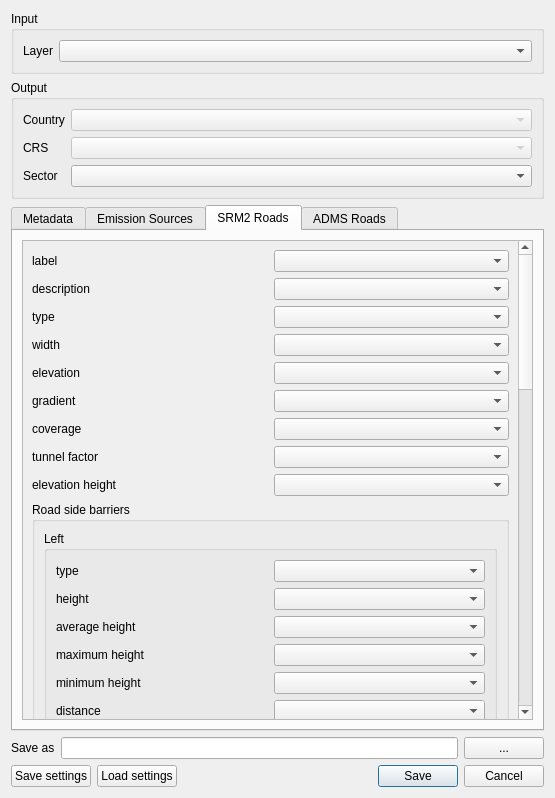
Qt form ImaerPlugin/generate_calc_input_dlg.ui (opengeogroep/AERIUS-QGIS-plugins) before a commit.
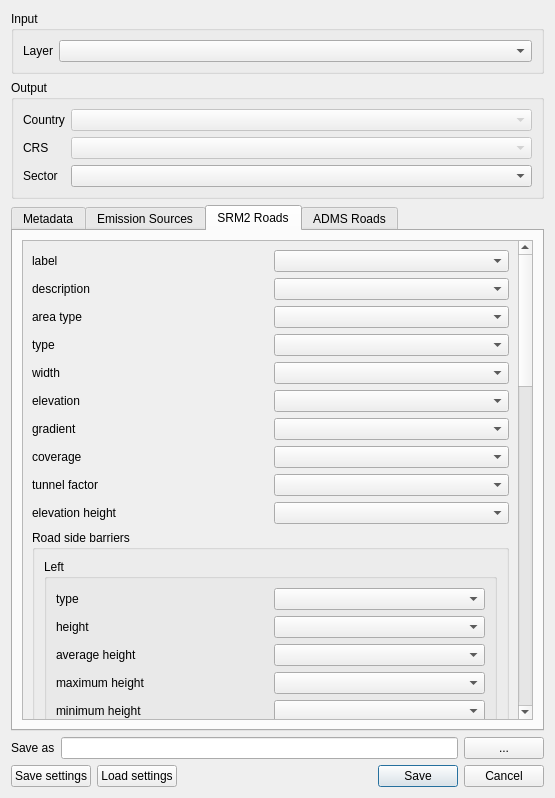
The same form after that commit. Custom widgets are drawn as their Qt base class.

Patch:
```diff
--- a/ImaerPlugin/generate_calc_input_dlg.ui
+++ b/ImaerPlugin/generate_calc_input_dlg.ui
@@ -354,11 +354,11 @@
             <x>0</x>
             <y>0</y>
             <width>499</width>
-            <height>1783</height>
+            <height>1814</height>
            </rect>
           </property>
           <layout class="QGridLayout" name="gridLayout">
-           <item row="11" column="0" colspan="2">
+           <item row="12" column="0" colspan="2">
             <widget class="QGroupBox" name="groupBox_rd_barriers">
              <property name="title">
               <string>Road side barriers</string>
@@ -525,20 +525,20 @@
              </layout>
             </widget>
            </item>
-           <item row="5" column="0">
+           <item row="6" column="0">
             <widget class="QLabel" name="label_rd_gradient">
              <property name="text">
               <string>gradient</string>
              </property>
             </widget>
            </item>
-           <item row="3" column="1">
+           <item row="4" column="1">
             <widget class="QgsFieldComboBox" name="fcb_rd_width"/>
            </item>
            <item row="1" column="1">
             <widget class="QgsFieldComboBox" name="fcb_rd_description"/>
            </item>
-           <item row="14" column="0">
+           <item row="15" column="0">
             <spacer name="verticalSpacer_3">
              <property name="orientation">
               <enum>Qt::Vertical</enum>
@@ -551,23 +551,23 @@
              </property>
             </spacer>
            </item>
-           <item row="2" column="0">
+           <item row="3" column="0">
             <widget class="QLabel" name="label_rd_type">
              <property name="text">
               <string>type</string>
              </property>
             </widget>
            </item>
-           <item row="9" column="1">
+           <item row="10" column="1">
             <widget class="QgsFieldComboBox" name="fcb_rd_elevation_height"/>
            </item>
-           <item row="6" column="1">
+           <item row="7" column="1">
             <widget class="QgsFieldComboBox" name="fcb_rd_coverage"/>
            </item>
-           <item row="4" column="1">
-            <widget class="QgsFieldComboBox" name="fcb_rd_elevation"/>
-           </item>
            <item row="5" column="1">
+            <widget class="QgsFieldComboBox" name="fcb_rd_elevation"/>
+           </item>
+           <item row="6" column="1">
             <widget class="QgsFieldComboBox" name="fcb_rd_gradient"/>
            </item>
            <item row="0" column="0">
@@ -577,7 +577,7 @@
              </property>
             </widget>
            </item>
-           <item row="12" column="0" colspan="2">
+           <item row="13" column="0" colspan="2">
             <widget class="QGroupBox" name="groupBox_rd_vehicles">
              <property name="title">
               <string>Vehicles</string>
@@ -879,7 +879,7 @@
              </layout>
             </widget>
            </item>
-           <item row="6" column="0">
+           <item row="7" column="0">
             <widget class="QLabel" name="label_rd_coverage">
              <property name="text">
               <string>coverage</string>
@@ -889,28 +889,28 @@
            <item row="0" column="1">
             <widget class="QgsFieldComboBox" name="fcb_rd_label"/>
            </item>
-           <item row="3" column="0">
+           <item row="4" column="0">
             <widget class="QLabel" name="label_rd_width">
              <property name="text">
               <string>width</string>
              </property>
             </widget>
            </item>
-           <item row="9" column="0">
+           <item row="10" column="0">
             <widget class="QLabel" name="label_rd_elevation_height">
              <property name="text">
               <string>elevation height</string>
              </property>
             </widget>
            </item>
-           <item row="7" column="0">
+           <item row="8" column="0">
             <widget class="QLabel" name="label_rd_tunnel_factor">
              <property name="text">
               <string>tunnel factor</string>
              </property>
             </widget>
            </item>
-           <item row="15" column="0">
+           <item row="16" column="0">
             <spacer name="verticalSpacer_8">
              <property name="orientation">
               <enum>Qt::Vertical</enum>
@@ -923,7 +923,7 @@
              </property>
             </spacer>
            </item>
-           <item row="13" column="0">
+           <item row="14" column="0">
             <spacer name="verticalSpacer_6">
              <property name="orientation">
               <enum>Qt::Vertical</enum>
@@ -936,17 +936,17 @@
              </property>
             </spacer>
            </item>
-           <item row="7" column="1">
+           <item row="8" column="1">
             <widget class="QgsFieldComboBox" name="fcb_rd_tunnel_factor"/>
            </item>
-           <item row="4" column="0">
+           <item row="5" column="0">
             <widget class="QLabel" name="label_rd_elevation">
              <property name="text">
               <string>elevation</string>
              </property>
             </widget>
            </item>
-           <item row="2" column="1">
+           <item row="3" column="1">
             <widget class="QgsFieldComboBox" name="fcb_rd_type"/>
            </item>
            <item row="1" column="0">
@@ -956,6 +956,16 @@
              </property>
             </widget>
            </item>
+           <item row="2" column="0">
+            <widget class="QLabel" name="label_rd_area_type">
+             <property name="text">
+              <string>area type</string>
+             </property>
+            </widget>
+           </item>
+           <item row="2" column="1">
+            <widget class="QgsFieldComboBox" name="fcb_rd_area_type"/>
+           </item>
           </layout>
          </widget>
         </widget>
```
